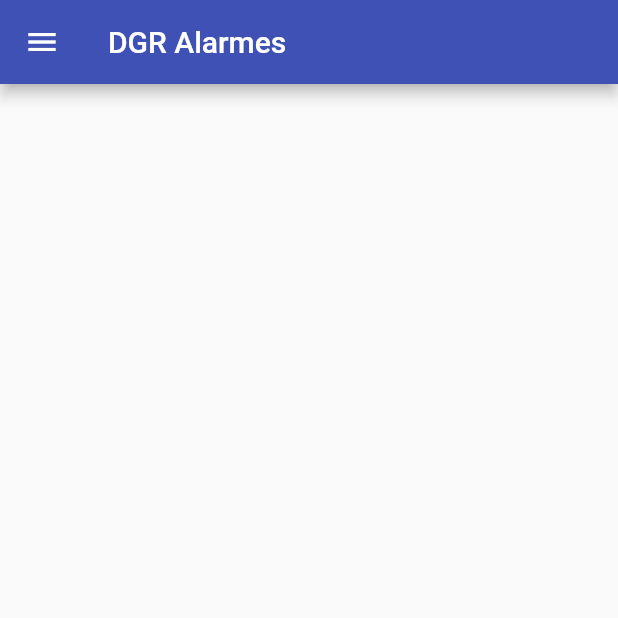
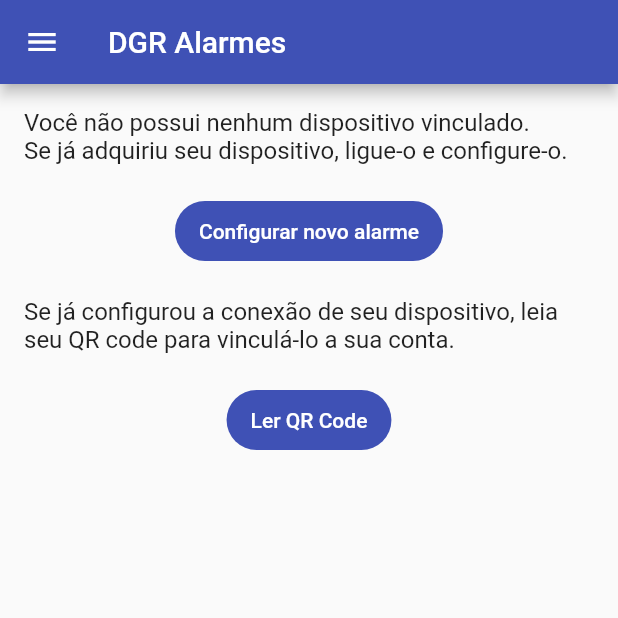
Before and after one commit to rstrack/DGR_Alarmes_App, a Flutter app: the screen it shows once a user with an empty profile is signed in, on a phone screen of 412 x 824 dp, the top half of it. Run offline on Flutter 3.47's test engine with Material 2 defaults, Android fonts, the light colour scheme and no system bars; our stand-ins replace firebase_auth, firebase_core, firebase_database, flutter_riverpod, shared_preferences; accounts and stored records are empty; statements that could not run were skipped.

Commit message:
tela para usuários novos sem dispositivo vinculado

```diff
--- a/lib/screens/home_page.dart
+++ b/lib/screens/home_page.dart
@@ -1,5 +1,5 @@
-import 'package:DGR_alarmes/controller/device_controller.dart';
 import 'package:DGR_alarmes/providers/device_provider.dart';
+import 'package:DGR_alarmes/screens/no_devices_page.dart';
 import 'package:DGR_alarmes/screens/summary_page.dart';
 import 'package:firebase_auth/firebase_auth.dart' hide User;
 import 'package:flutter/material.dart';
@@ -26,6 +26,8 @@ class _HomePageState extends ConsumerState<HomePage> {
           title: const Text('DGR Alarmes'),
         ),
         drawer: MenuDrawer(),
-        body: device.userDevices.isNotEmpty ? const SummaryPage() : null);
+        body: device.userDevices.isNotEmpty
+            ? const SummaryPage()
+            : const NoDevicesPage());
   }
 }
--- /dev/null
+++ b/lib/screens/no_devices_page.dart
@@ -0,0 +1,35 @@
+import 'package:flutter/material.dart';
+
+class NoDevicesPage extends StatefulWidget {
+  const NoDevicesPage({super.key});
+
+  @override
+  State<NoDevicesPage> createState() => _NoDevicesPageState();
+}
+
+class _NoDevicesPageState extends State<NoDevicesPage> {
+  @override
+  Widget build(BuildContext context) {
+    return Padding(
+      padding: const EdgeInsets.all(16.0),
+      child: Wrap(
+        runSpacing: 20,
+        children: [
+          Text(
+              "Você não possui nenhum dispositivo vinculado. \nSe já adquiriu seu dispositivo, ligue-o e configure-o.",
+              style: Theme.of(context).textTheme.titleMedium),
+          Center(
+            child: FilledButton(
+                onPressed: () {}, child: const Text("Configurar novo alarme")),
+          ),
+          Text(
+              "Se já configurou a conexão de seu dispositivo, leia seu QR code para vinculá-lo a sua conta.",
+              style: Theme.of(context).textTheme.titleMedium),
+          Center(
+              child: FilledButton(
+                  onPressed: () {}, child: const Text("Ler QR Code"))),
+        ],
+      ),
+    );
+  }
+}
```
